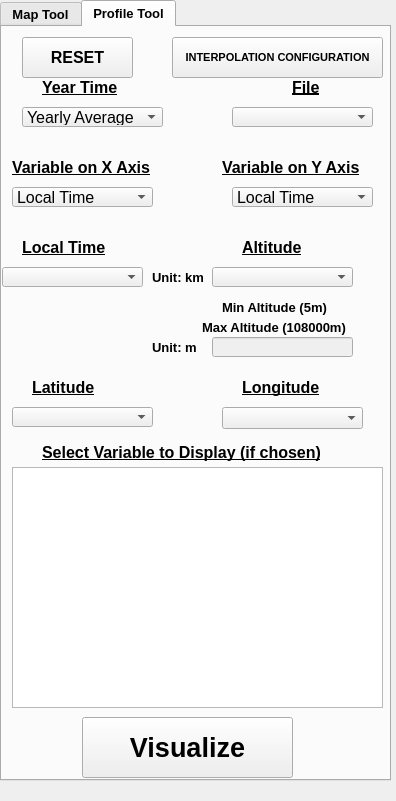
davidsr21/mcd_visualizer, file mcd_visualizer_dockwidget_base_profiles.ui: the form before one commit.
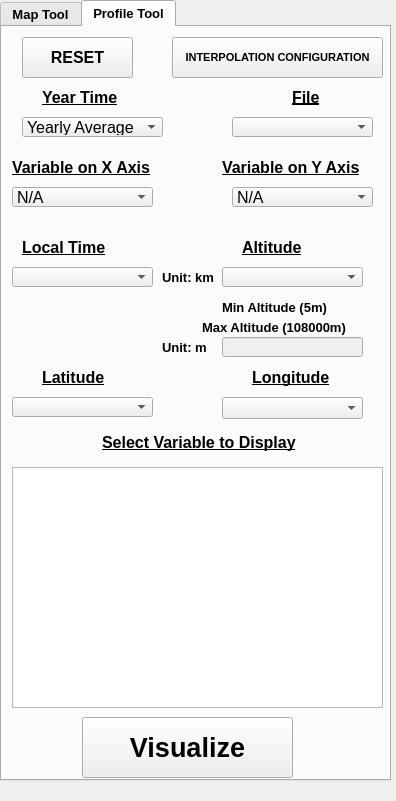
The form after the commit.

Commit message: More changes introduced on profiles tool

What changed in the file:
```diff
--- a/mcd_visualizer_dockwidget_base_profiles.ui
+++ b/mcd_visualizer_dockwidget_base_profiles.ui
@@ -700,7 +700,7 @@
       <property name="geometry">
        <rect>
         <x>40</x>
-        <y>50</y>
+        <y>60</y>
         <width>111</width>
         <height>21</height>
        </rect>
@@ -722,7 +722,7 @@
       <property name="geometry">
        <rect>
         <x>290</x>
-        <y>50</y>
+        <y>60</y>
         <width>81</width>
         <height>20</height>
        </rect>
@@ -765,7 +765,7 @@
       <property name="geometry">
        <rect>
         <x>20</x>
-        <y>80</y>
+        <y>90</y>
         <width>141</width>
         <height>20</height>
        </rect>
@@ -884,7 +884,7 @@
       <property name="geometry">
        <rect>
         <x>230</x>
-        <y>80</y>
+        <y>90</y>
         <width>141</width>
         <height>20</height>
        </rect>
@@ -926,7 +926,7 @@
       </property>
       <property name="geometry">
        <rect>
-        <x>210</x>
+        <x>220</x>
         <y>310</y>
         <width>141</width>
         <height>20</height>
@@ -1013,7 +1013,7 @@
      <widget class="QComboBox" name="Combo_Altitud_Profile">
       <property name="geometry">
        <rect>
-        <x>210</x>
+        <x>220</x>
         <y>240</y>
         <width>141</width>
         <height>20</height>
@@ -1036,7 +1036,7 @@
      <widget class="QComboBox" name="Combo_Hora_Profile">
       <property name="geometry">
        <rect>
-        <x>0</x>
+        <x>10</x>
         <y>240</y>
         <width>141</width>
         <height>20</height>
@@ -1063,8 +1063,8 @@
      <widget class="QLabel" name="Label_Latitud_2">
       <property name="geometry">
        <rect>
-        <x>30</x>
-        <y>350</y>
+        <x>40</x>
+        <y>340</y>
         <width>91</width>
         <height>21</height>
        </rect>
@@ -1085,8 +1085,8 @@
      <widget class="QLabel" name="Label_Longitud_2">
       <property name="geometry">
        <rect>
-        <x>240</x>
-        <y>350</y>
+        <x>250</x>
+        <y>340</y>
         <width>101</width>
         <height>21</height>
        </rect>
@@ -1132,7 +1132,7 @@
       <property name="geometry">
        <rect>
         <x>10</x>
-        <y>380</y>
+        <y>370</y>
         <width>141</width>
         <height>20</height>
        </rect>
@@ -1149,9 +1149,9 @@
      <widget class="QLabel" name="Label_Variable_2">
       <property name="geometry">
        <rect>
-        <x>40</x>
-        <y>410</y>
-        <width>311</width>
+        <x>100</x>
+        <y>400</y>
+        <width>211</width>
         <height>31</height>
        </rect>
       </property>
@@ -1165,14 +1165,14 @@
        </font>
       </property>
       <property name="text">
-       <string>Select Variable to Display (if chosen)</string>
+       <string>Select Variable to Display</string>
       </property>
      </widget>
      <widget class="QComboBox" name="Combo_Longitud_Profile">
       <property name="geometry">
        <rect>
         <x>220</x>
-        <y>380</y>
+        <y>370</y>
         <width>141</width>
         <height>22</height>
        </rect>
@@ -1254,7 +1254,7 @@
      <widget class="QLabel" name="Label_Altitud_16">
       <property name="geometry">
        <rect>
-        <x>150</x>
+        <x>160</x>
         <y>310</y>
         <width>51</width>
         <height>21</height>
@@ -1276,7 +1276,7 @@
      <widget class="QLabel" name="Label_Altitud_17">
       <property name="geometry">
        <rect>
-        <x>150</x>
+        <x>160</x>
         <y>240</y>
         <width>51</width>
         <height>21</height>
@@ -1312,6 +1312,11 @@
         <kerning>true</kerning>
        </font>
       </property>
+      <item>
+       <property name="text">
+        <string>N/A</string>
+       </property>
+      </item>
       <item>
        <property name="text">
         <string>Local Time</string>
@@ -1355,6 +1360,11 @@
         <kerning>true</kerning>
        </font>
       </property>
+      <item>
+       <property name="text">
+        <string>N/A</string>
+       </property>
+      </item>
       <item>
        <property name="text">
         <string>Local Time</string>
```
Left out of the diff: 2 changed lines with no effect on the pictures. The commit also changes 2 other files.
